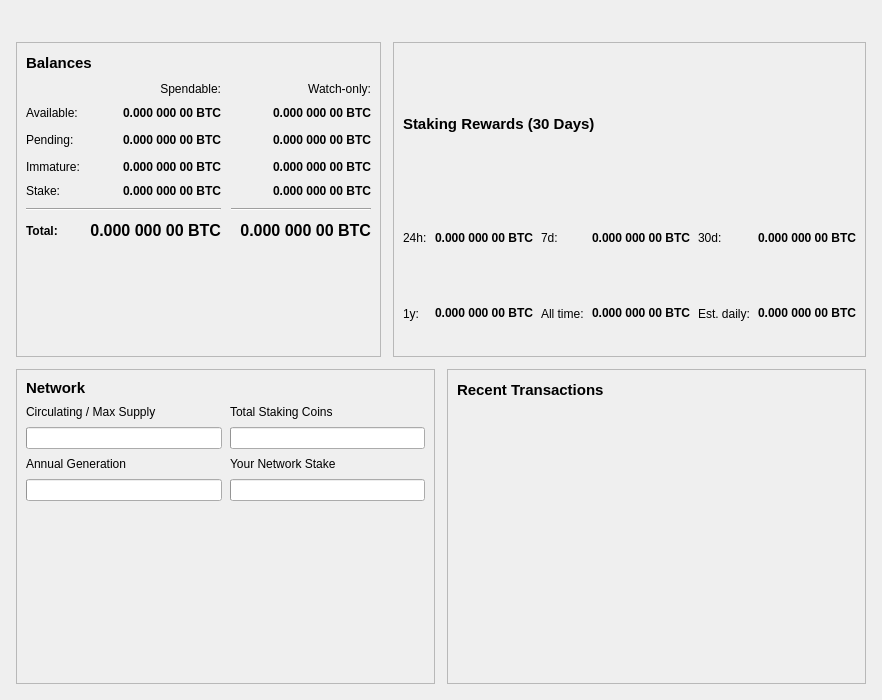
Before: the Qt Designer form src/qt/forms/overviewpage.ui in RadiumCore/Validity, drawn with Qt 5.
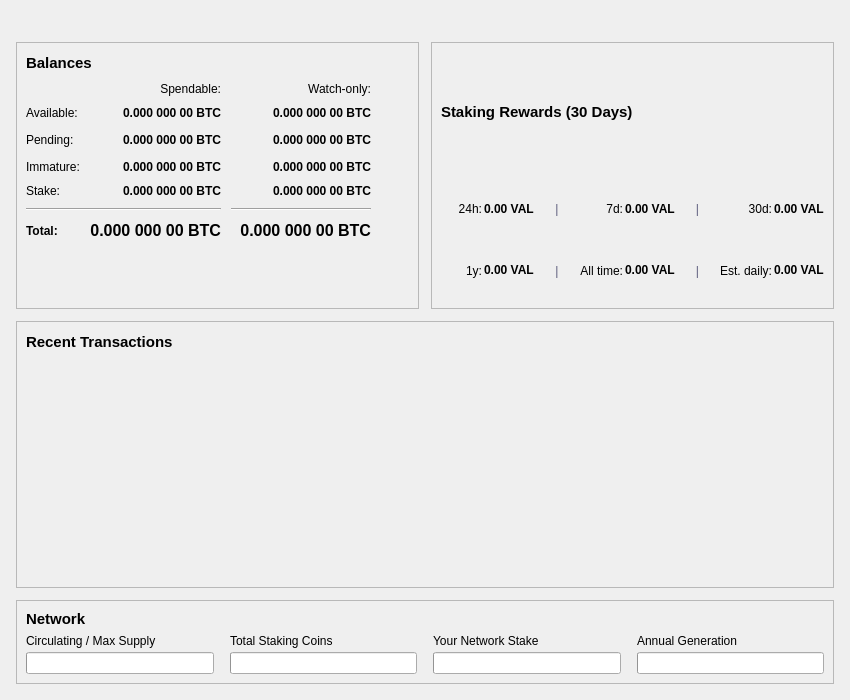
After: the same form once the commit is applied. Icons and pictures are not drawn.

Commit message: Qt: Phase 3 dashboard layout improvements and comprehensive UI polish

The edit to the form file:
```diff
--- a/src/qt/forms/overviewpage.ui
+++ b/src/qt/forms/overviewpage.ui
@@ -519,14 +519,21 @@
         <!-- Staking summary stats below chart -->
         <item>
          <layout class="QGridLayout" name="reportlayout">
-          <property name="spacing">
-           <number>8</number>
+          <property name="horizontalSpacing">
+           <number>2</number>
           </property>
+          <property name="verticalSpacing">
+           <number>4</number>
+          </property>
+          <!-- Row 0: 24h / 7d / 30d -->
           <item row="0" column="0">
            <widget class="QLabel" name="label24hStakingStatsText">
             <property name="text">
              <string>24h:</string>
             </property>
+            <property name="alignment">
+             <set>Qt::AlignRight|Qt::AlignVCenter</set>
+            </property>
            </widget>
           </item>
           <item row="0" column="1">
@@ -541,10 +548,10 @@
              <string>Total VAL staked in the past 24 Hours</string>
             </property>
             <property name="text">
-             <string notr="true">0.000 000 00 BTC</string>
+             <string notr="true">0.00 VAL</string>
             </property>
             <property name="alignment">
-             <set>Qt::AlignRight|Qt::AlignTrailing|Qt::AlignVCenter</set>
+             <set>Qt::AlignLeft|Qt::AlignVCenter</set>
             </property>
             <property name="textInteractionFlags">
              <set>Qt::LinksAccessibleByMouse|Qt::TextSelectableByKeyboard|Qt::TextSelectableByMouse</set>
@@ -552,13 +559,29 @@
            </widget>
           </item>
           <item row="0" column="2">
+           <widget class="QLabel" name="sep1_row0">
+            <property name="text">
+             <string notr="true">|</string>
+            </property>
+            <property name="alignment">
+             <set>Qt::AlignCenter</set>
+            </property>
+            <property name="styleSheet">
+             <string notr="true">color: #5a5a7a;</string>
+            </property>
+           </widget>
+          </item>
+          <item row="0" column="3">
            <widget class="QLabel" name="label7dStakingStatsText">
             <property name="text">
              <string>7d:</string>
             </property>
+            <property name="alignment">
+             <set>Qt::AlignRight|Qt::AlignVCenter</set>
+            </property>
            </widget>
           </item>
-          <item row="0" column="3">
+          <item row="0" column="4">
            <widget class="QLabel" name="label7dStakingStats">
             <property name="font">
              <font><weight>75</weight><bold>true</bold></font>
@@ -570,24 +593,41 @@
              <string>Total VAL staked in the past Week</string>
             </property>
             <property name="text">
-             <string notr="true">0.000 000 00 BTC</string>
+             <string notr="true">0.00 VAL</string>
             </property>
             <property name="alignment">
-             <set>Qt::AlignRight|Qt::AlignTrailing|Qt::AlignVCenter</set>
+             <set>Qt::AlignLeft|Qt::AlignVCenter</set>
             </property>
             <property name="textInteractionFlags">
              <set>Qt::LinksAccessibleByMouse|Qt::TextSelectableByKeyboard|Qt::TextSelectableByMouse</set>
             </property>
            </widget>
           </item>
-          <item row="0" column="4">
+          <!-- Separator column -->
+          <item row="0" column="5">
+           <widget class="QLabel" name="sep2_row0">
+            <property name="text">
+             <string notr="true">|</string>
+            </property>
+            <property name="alignment">
+             <set>Qt::AlignCenter</set>
+            </property>
+            <property name="styleSheet">
+             <string notr="true">color: #5a5a7a;</string>
+            </property>
+           </widget>
+          </item>
+          <item row="0" column="6">
            <widget class="QLabel" name="label30dStakingStatsText">
             <property name="text">
              <string>30d:</string>
             </property>
+            <property name="alignment">
+             <set>Qt::AlignRight|Qt::AlignVCenter</set>
+            </property>
            </widget>
           </item>
-          <item row="0" column="5">
+          <item row="0" column="7">
            <widget class="QLabel" name="label30dStakingStats">
             <property name="font">
              <font><weight>75</weight><bold>true</bold></font>
@@ -599,21 +639,25 @@
              <string>Total VAL staked in the past 30 days</string>
             </property>
             <property name="text">
-             <string notr="true">0.000 000 00 BTC</string>
+             <string notr="true">0.00 VAL</string>
             </property>
             <property name="alignment">
-             <set>Qt::AlignRight|Qt::AlignTrailing|Qt::AlignVCenter</set>
+             <set>Qt::AlignLeft|Qt::AlignVCenter</set>
             </property>
             <property name="textInteractionFlags">
              <set>Qt::LinksAccessibleByMouse|Qt::TextSelectableByKeyboard|Qt::TextSelectableByMouse</set>
             </property>
            </widget>
           </item>
+          <!-- Row 1: 1y / All time / Est. daily -->
           <item row="1" column="0">
            <widget class="QLabel" name="label1yStakingStatsText">
             <property name="text">
              <string>1y:</string>
             </property>
+            <property name="alignment">
+             <set>Qt::AlignRight|Qt::AlignVCenter</set>
+            </property>
            </widget>
           </item>
           <item row="1" column="1">
@@ -628,10 +672,10 @@
              <string>Total VAL staked in the past Year</string>
             </property>
             <property name="text">
-             <string notr="true">0.000 000 00 BTC</string>
+             <string notr="true">0.00 VAL</string>
             </property>
             <property name="alignment">
-             <set>Qt::AlignRight|Qt::AlignTrailing|Qt::AlignVCenter</set>
+             <set>Qt::AlignLeft|Qt::AlignVCenter</set>
             </property>
             <property name="textInteractionFlags">
              <set>Qt::LinksAccessibleByMouse|Qt::TextSelectableByKeyboard|Qt::TextSelectableByMouse</set>
@@ -639,13 +683,29 @@
            </widget>
           </item>
           <item row="1" column="2">
+           <widget class="QLabel" name="sep1_row1">
+            <property name="text">
+             <string notr="true">|</string>
+            </property>
+            <property name="alignment">
+             <set>Qt::AlignCenter</set>
+            </property>
+            <property name="styleSheet">
+             <string notr="true">color: #5a5a7a;</string>
+            </property>
+           </widget>
+          </item>
+          <item row="1" column="3">
            <widget class="QLabel" name="labelallStakingStatsText">
             <property name="text">
              <string>All time:</string>
             </property>
+            <property name="alignment">
+             <set>Qt::AlignRight|Qt::AlignVCenter</set>
+            </property>
            </widget>
           </item>
-          <item row="1" column="3">
+          <item row="1" column="4">
            <widget class="QLabel" name="labelallStakingStats">
             <property name="font">
              <font><weight>75</weight><bold>true</bold></font>
@@ -657,24 +717,40 @@
              <string>Total VAL staked in the history of this wallet</string>
             </property>
             <property name="text">
-             <string notr="true">0.000 000 00 BTC</string>
+             <string notr="true">0.00 VAL</string>
             </property>
             <property name="alignment">
-             <set>Qt::AlignRight|Qt::AlignTrailing|Qt::AlignVCenter</set>
+             <set>Qt::AlignLeft|Qt::AlignVCenter</set>
             </property>
             <property name="textInteractionFlags">
              <set>Qt::LinksAccessibleByMouse|Qt::TextSelectableByKeyboard|Qt::TextSelectableByMouse</set>
             </property>
            </widget>
           </item>
-          <item row="1" column="4">
+          <item row="1" column="5">
+           <widget class="QLabel" name="sep2_row1">
+            <property name="text">
+             <string notr="true">|</string>
+            </property>
+            <property name="alignment">
+             <set>Qt::AlignCenter</set>
+            </property>
+            <property name="styleSheet">
+             <string notr="true">color: #5a5a7a;</string>
+            </property>
+           </widget>
+          </item>
+          <item row="1" column="6">
            <widget class="QLabel" name="labelExpectedStakingStatsText">
             <property name="text">
              <string>Est. daily:</string>
             </property>
+            <property name="alignment">
+             <set>Qt::AlignRight|Qt::AlignVCenter</set>
+            </property>
            </widget>
           </item>
-          <item row="1" column="5">
+          <item row="1" column="7">
            <widget class="QLabel" name="labelExpectedStakingStats">
             <property name="font">
              <font><weight>75</weight><bold>true</bold></font>
@@ -686,10 +762,10 @@
              <string>Estimated rewards for 24 hours of staking</string>
             </property>
             <property name="text">
-             <string notr="true">0.000 000 00 BTC</string>
+             <string notr="true">0.00 VAL</string>
             </property>
             <property name="alignment">
-             <set>Qt::AlignRight|Qt::AlignTrailing|Qt::AlignVCenter</set>
+             <set>Qt::AlignLeft|Qt::AlignVCenter</set>
             </property>
             <property name="textInteractionFlags">
              <set>Qt::LinksAccessibleByMouse|Qt::TextSelectableByKeyboard|Qt::TextSelectableByMouse</set>
@@ -703,131 +779,7 @@
      </item>
     </layout>
    </item>
-   <!-- Bottom Row: Network Card + Recent Transactions Card -->
-   <item>
-    <layout class="QHBoxLayout" name="bottomRow" stretch="1,1">
-     <property name="spacing">
-      <number>12</number>
-     </property>
-     <!-- NETWORK STATS CARD -->
-     <item>
-      <widget class="QFrame" name="networkCard">
-       <property name="frameShape">
-        <enum>QFrame::StyledPanel</enum>
-       </property>
-       <property name="frameShadow">
-        <enum>QFrame::Raised</enum>
-       </property>
-       <layout class="QVBoxLayout" name="networkCardLayout">
-        <property name="spacing">
-         <number>8</number>
-        </property>
-        <item>
-         <widget class="QLabel" name="label_Network_Text">
-          <property name="font">
-           <font>
-            <weight>75</weight>
-            <bold>true</bold>
-            <pointsize>11</pointsize>
-           </font>
-          </property>
-          <property name="text">
-           <string>Network</string>
-          </property>
-         </widget>
-        </item>
-        <item>
-         <layout class="QGridLayout" name="networkGridLayout">
-          <property name="spacing">
-           <number>8</number>
-          </property>
-          <item row="0" column="0">
-           <widget class="QLabel" name="labelSupplyText">
-            <property name="text">
-             <string>Circulating / Max Supply</string>
-            </property>
-           </widget>
-          </item>
-          <item row="1" column="0">
-           <widget class="QProgressBar" name="progressBar_Supply">
-            <property name="maximum">
-             <number>100</number>
-            </property>
-            <property name="value">
-             <number>-1</number>
-            </property>
-           </widget>
-          </item>
-          <item row="0" column="1">
-           <widget class="QLabel" name="labelTotalStakingText">
-            <property name="text">
-             <string>Total Staking Coins</string>
-            </property>
-           </widget>
-          </item>
-          <item row="1" column="1">
-           <widget class="QProgressBar" name="progressBar_TotalStaking">
-            <property name="maximum">
-             <number>100</number>
-            </property>
-            <property name="value">
-             <number>-1</number>
-            </property>
-           </widget>
-          </item>
-          <item row="2" column="0">
-           <widget class="QLabel" name="labelAnualGenerationText">
-            <property name="text">
-             <string>Annual Generation</string>
-            </property>
-           </widget>
-          </item>
-          <item row="3" column="0">
-           <widget class="QProgressBar" name="progressBar_AnnualGeneration">
-            <property name="maximum">
-             <number>100</number>
-            </property>
-            <property name="value">
-             <number>-1</number>
-            </property>
-           </widget>
-          </item>
-          <item row="2" column="1">
-           <widget class="QLabel" name="labelMyWeightText">
-            <property name="text">
-             <string>Your Network Stake</string>
-            </property>
-           </widget>
-          </item>
-          <item row="3" column="1">
-           <widget class="QProgressBar" name="progressBar_MyWeight">
-            <property name="maximum">
-             <number>100</number>
-            </property>
-            <property name="value">
-             <number>-1</number>
-            </property>
-           </widget>
-          </item>
-         </layout>
-        </item>
-        <item>
-         <spacer name="networkBottomSpacer">
-          <property name="orientation">
-           <enum>Qt::Vertical</enum>
-          </property>
-          <property name="sizeHint" stdset="0">
-           <size>
-            <width>20</width>
-            <height>10</height>
-           </size>
-          </property>
-         </spacer>
-        </item>
-       </layout>
-      </widget>
-     </item>
-     <!-- RECENT TRANSACTIONS CARD -->
+   <!-- Middle Row: Recent Transactions (full width) -->
      <item>
       <widget class="QFrame" name="transactionsCard">
        <property name="frameShape">
@@ -927,7 +879,114 @@
        </layout>
       </widget>
      </item>
-    </layout>
+   <!-- Bottom Row: Network Stats (full width, compact horizontal layout) -->
+   <item>
+    <widget class="QFrame" name="networkCard">
+     <property name="frameShape">
+      <enum>QFrame::StyledPanel</enum>
+     </property>
+     <property name="frameShadow">
+      <enum>QFrame::Raised</enum>
+     </property>
+     <layout class="QVBoxLayout" name="networkCardLayout">
+      <property name="spacing">
+       <number>6</number>
+      </property>
+      <item>
+       <widget class="QLabel" name="label_Network_Text">
+        <property name="font">
+         <font>
+          <weight>75</weight>
+          <bold>true</bold>
+          <pointsize>11</pointsize>
+         </font>
+        </property>
+        <property name="text">
+         <string>Network</string>
+        </property>
+       </widget>
+      </item>
+      <item>
+       <layout class="QGridLayout" name="networkGridLayout">
+        <property name="horizontalSpacing">
+         <number>16</number>
+        </property>
+        <property name="verticalSpacing">
+         <number>4</number>
+        </property>
+        <!-- All 4 bars on a single row pair for compact horizontal layout -->
+        <item row="0" column="0">
+         <widget class="QLabel" name="labelSupplyText">
+          <property name="text">
+           <string>Circulating / Max Supply</string>
+          </property>
+         </widget>
+        </item>
+        <item row="1" column="0">
+         <widget class="QProgressBar" name="progressBar_Supply">
+          <property name="maximum">
+           <number>100</number>
+          </property>
+          <property name="value">
+           <number>-1</number>
+          </property>
+         </widget>
+        </item>
+        <item row="0" column="1">
+         <widget class="QLabel" name="labelTotalStakingText">
+          <property name="text">
+           <string>Total Staking Coins</string>
+          </property>
+         </widget>
+        </item>
+        <item row="1" column="1">
+         <widget class="QProgressBar" name="progressBar_TotalStaking">
+          <property name="maximum">
+           <number>100</number>
+          </property>
+          <property name="value">
+           <number>-1</number>
+          </property>
+         </widget>
+        </item>
+        <item row="0" column="2">
+         <widget class="QLabel" name="labelMyWeightText">
+          <property name="text">
+           <string>Your Network Stake</string>
+          </property>
+         </widget>
+        </item>
+        <item row="1" column="2">
+         <widget class="QProgressBar" name="progressBar_MyWeight">
+          <property name="maximum">
+           <number>100</number>
+          </property>
+          <property name="value">
+           <number>-1</number>
+          </property>
+         </widget>
+        </item>
+        <item row="0" column="3">
+         <widget class="QLabel" name="labelAnualGenerationText">
+          <property name="text">
+           <string>Annual Generation</string>
+          </property>
+         </widget>
+        </item>
+        <item row="1" column="3">
+         <widget class="QProgressBar" name="progressBar_AnnualGeneration">
+          <property name="maximum">
+           <number>100</number>
+          </property>
+          <property name="value">
+           <number>-1</number>
+          </property>
+         </widget>
+        </item>
+       </layout>
+      </item>
+     </layout>
+    </widget>
    </item>
   </layout>
  </widget>
```
Left out of the diff: 3 changed lines with no effect on the pictures. Lines whose indentation alone changed are shown as unchanged. The commit also changes 4 other files.
